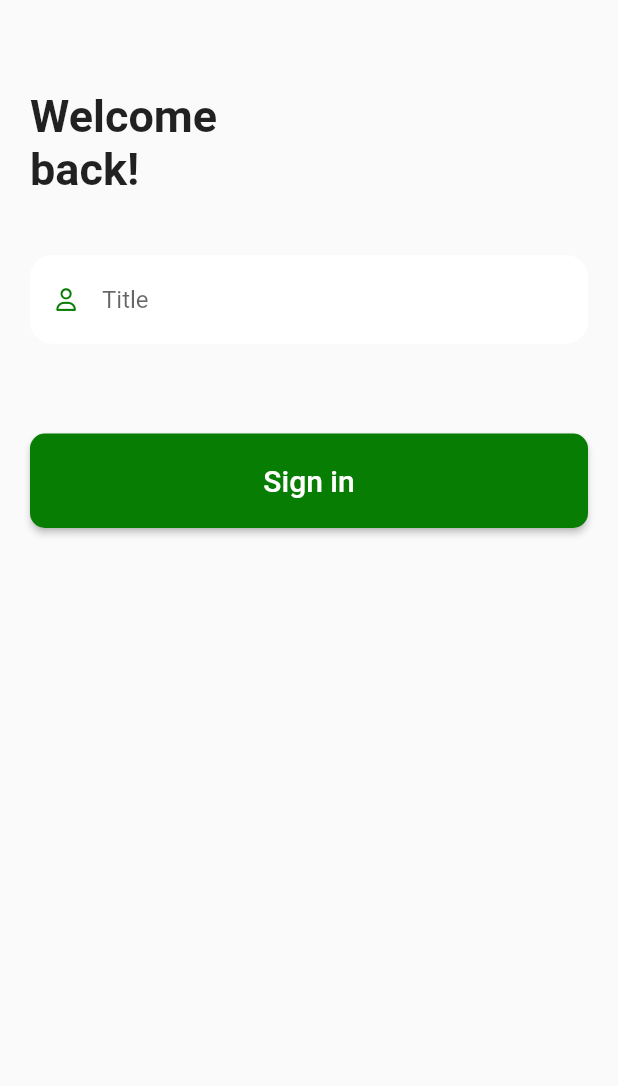
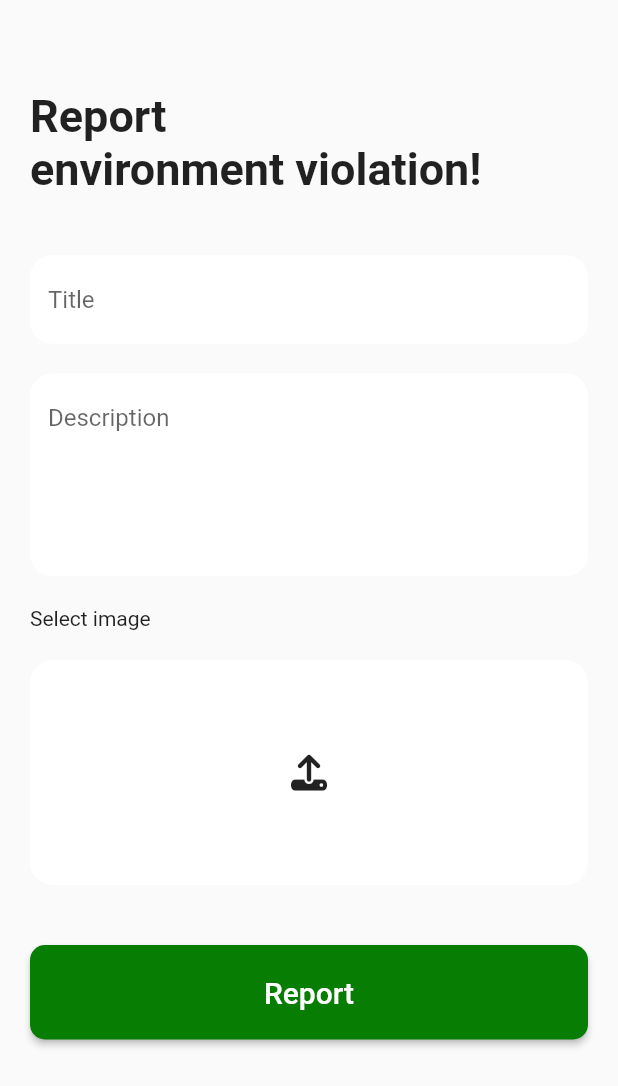
Before and after one commit to Ahmodiyy/ogepa, a Flutter app: the Report screen opened by its route, on a phone screen of 412 x 824 dp. Shown: the top 1086 px of the screen. Run offline on Flutter 3.47's test engine with Material 2 defaults, Android fonts, the light colour scheme and no system bars; our stand-ins replace cloud_firestore, file_picker, firebase_auth, firebase_core, firebase_storage, flutter_native_splash and 4 more; accounts and stored records are empty.

Commit message:
report design

```diff
--- a/lib/headerText.dart
+++ b/lib/headerText.dart
@@ -11,8 +11,10 @@ class HeaderText extends StatelessWidget {
   Widget build(BuildContext context) {
     return Text(
       headerTextString,
+      maxLines: 2,
       style: const TextStyle(
         fontSize: 30,
+        overflow: TextOverflow.ellipsis,
         fontWeight: FontWeight.bold,
       ),
     );
--- a/lib/presentation/register/registerController.dart
+++ b/lib/presentation/register/registerController.dart
@@ -18,7 +18,7 @@ class RegisterController extends StateNotifier<AsyncValue<void>> {
       state = AsyncValue.error(e.toString(), StackTrace.current);
     } finally {
       // set state to `data(null)` at the end (both for success and failure)
-      state = AsyncValue.data(userCredential);
+      state = const AsyncValue.data(null);
     }
     return userCredential;
   }
--- a/lib/presentation/report/Report.dart
+++ b/lib/presentation/report/Report.dart
@@ -1,24 +1,27 @@
-import 'package:flutter/gestures.dart';
+import 'dart:io';
+
 import 'package:flutter/material.dart';
 import 'package:flutter_riverpod/flutter_riverpod.dart';
 import 'package:font_awesome_flutter/font_awesome_flutter.dart';
+import 'package:file_picker/file_picker.dart';
+import 'package:firebase_storage/firebase_storage.dart';
 
 import '../../actionButton.dart';
 import '../../function.dart';
 import '../../headerText.dart';
-import '../../highkon.dart';
 import '../../constant.dart';
-import '../../richText.dart';
-import '../register/register.dart';
 import 'ReportController.dart';
 
+final selectImageProvider = StateProvider<bool>((ref) {
+  return false;
+});
 final reportControllerProvider =
     StateNotifierProvider<ReportController, AsyncValue<void>>((ref) {
   return ReportController();
 });
 
 class Report extends ConsumerStatefulWidget {
-  static String id = 'login';
+  static String id = 'Report';
   const Report({Key? key}) : super(key: key);
 
   @override
@@ -57,8 +60,9 @@ class _ReportState extends ConsumerState<Report> {
         },
       ),
     );
-    final registerValue = ref.watch(reportControllerProvider);
-    final isLoading = registerValue is AsyncLoading<void>;
+    final reportValue = ref.watch(reportControllerProvider);
+    final selectImage = ref.watch(selectImageProvider);
+    final isLoading = reportValue is AsyncLoading<void>;
     return SafeArea(
       child: Scaffold(
         body: SingleChildScrollView(
@@ -71,7 +75,7 @@ class _ReportState extends ConsumerState<Report> {
                 children: [
                   constantLargerWhiteHorizontalSpacing,
                   HeaderText(
-                    headerTextString: 'Welcome\nback!',
+                    headerTextString: 'Report\nenvironment violation!',
                   ),
                   constantLargerWhiteHorizontalSpacing,
                   TextFormField(
@@ -79,28 +83,68 @@ class _ReportState extends ConsumerState<Report> {
                     keyboardType: TextInputType.text,
                     decoration: constantTextFieldDecoration.copyWith(
                       hintText: 'Title',
-                      prefixIcon: const Highkon(
-                        icondata: FontAwesomeIcons.user,
-                      ),
                     ),
                     validator: (value) {
                       return validateEmail(value);
                     },
                   ),
                   constantSmallerHorizontalSpacing,
+                  TextFormField(
+                    controller: _description,
+                    maxLines: 5,
+                    keyboardType: TextInputType.multiline,
+                    decoration: constantTextFieldDecoration.copyWith(
+                      hintText: 'Description',
+                    ),
+                    validator: (value) {
+                      return validateEmail(value);
+                    },
+                  ),
+                  constantSmallerHorizontalSpacing,
+                  Text('Select image'),
+                  constantSmallerHorizontalSpacing,
+                  Container(
+                    decoration: const BoxDecoration(
+                        color: Colors.white,
+                        borderRadius: BorderRadius.all(Radius.circular(15))),
+                    height: 150,
+                    child: IconButton(
+                      icon: Icon(
+                        FontAwesomeIcons.upload,
+                      ),
+                      onPressed: () async {
+                        try {
+                          FilePickerResult? result =
+                              await FilePicker.platform.pickFiles();
+                          print('file name is ${result?.files.first.name}');
+                          if (result != null) {
+                            File file = File(result.files.first.path!);
+                            String? fileName = result.files.first.name;
+                            await FirebaseStorage.instance
+                                .ref('picture/$fileName')
+                                .putFile(file);
+                          } else {
+                            print('User canceled the picker');
+                          }
+                        } catch (e) {
+                          print(e.toString());
+                        }
+                      },
+                    ),
+                  ),
                   constantLargerWhiteHorizontalSpacing,
                   ActionButton(
                     action: () async {
                       if (_formKey.currentState!.validate()) {
-                        ref
-                            .read(reportControllerProvider.notifier)
-                            .login(_title.text.trim(), _description.text.trim())
-                            .then((value) => value?.user != null
-                                ? Navigator.pushNamed(context, Report.id)
-                                : null);
+                        // ref
+                        //     .read(reportControllerProvider.notifier)
+                        //     .login(_title.text.trim(), _description.text.trim())
+                        //     .then((value) => value?.user != null
+                        //         ? Navigator.pushNamed(context, Report.id)
+                        //         : null);
                       }
                     },
-                    actionString: 'Sign in',
+                    actionString: 'Report',
                     isLoading: isLoading,
                   ),
                 ],
--- a/lib/presentation/report/ReportController.dart
+++ b/lib/presentation/report/ReportController.dart
@@ -6,13 +6,13 @@ import '../../data/login/loginRepo.dart';
 class ReportController extends StateNotifier<AsyncValue<void>> {
   ReportController() : super(const AsyncValue.data(null));
 
-  Future<UserCredential?> login(String email, String password) async {
+  Future<UserCredential?> report(String email, String password) async {
     UserCredential? userCredential;
     try {
       // set state to `loading` before starting the asynchronous work
       state = const AsyncValue.loading();
       // do the async work
-      userCredential = await LoginRepo().login(email, password);
+      //userCredential = await LoginRepo().login(email, password);
     } catch (e) {
       // if the payment failed, set the error state
       state = AsyncValue.error(e.toString(), StackTrace.current);
--- a/pubspec.yaml
+++ b/pubspec.yaml
@@ -36,7 +36,6 @@ dependencies:
   # The following adds the Cupertino Icons font to your application.
   # Use with the CupertinoIcons class for iOS style icons.
   cupertino_icons: ^1.0.2
-
   flutter_riverpod: ^2.1.1
   smooth_page_indicator: ^1.0.0+2
   font_awesome_flutter: ^10.2.1
@@ -44,6 +43,8 @@ dependencies:
   firebase_auth: ^4.1.1
   shared_preferences: ^2.0.15
   cloud_firestore: ^4.0.4
+  file_picker: ^5.2.2
+  firebase_storage: ^11.0.4
 
 
 dev_dependencies:
```
Also changed, not shown: lib/data/login/loginRepo.dart (+3 -8 lines), lib/presentation/login/login.dart (+6 -8 lines), lib/presentation/login/loginController.dart (+6 -2 lines), pubspec.lock, 1 other file.
